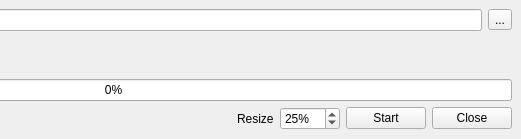
Above: ui/main.ui from iceanimations/preCC before the change; both pictures show x 294 to 815 and y 0 to 139 of the 815 by 139 pixel window. Below: the same form after it.
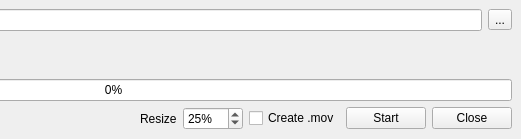
That is the form after the change.

Commit message: .mov feature added

```diff
--- a/ui/main.ui
+++ b/ui/main.ui
@@ -106,7 +106,7 @@
          <number>20</number>
         </property>
         <property name="maximum">
-         <number>90</number>
+         <number>100</number>
         </property>
         <property name="singleStep">
          <number>5</number>
@@ -116,6 +116,16 @@
         </property>
        </widget>
       </item>
+      <item>
+       <widget class="QCheckBox" name="createMovButton">
+        <property name="toolTip">
+         <string>Create a .mov file by rendering all the frames</string>
+        </property>
+        <property name="text">
+         <string>Create .mov</string>
+        </property>
+       </widget>
+      </item>
       <item>
        <widget class="QPushButton" name="startButton">
         <property name="minimumSize">
```
Left out of the diff: 36 changed lines with no effect on the pictures. The commit also changes 1 other file.
